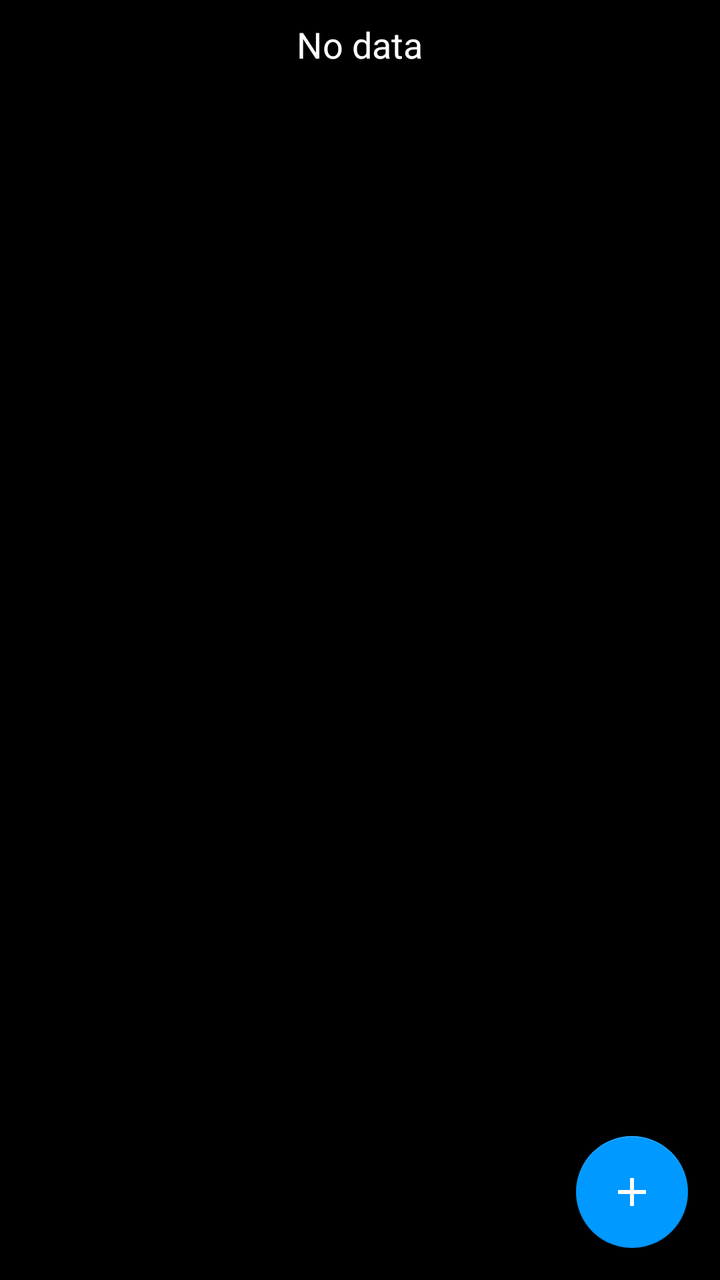
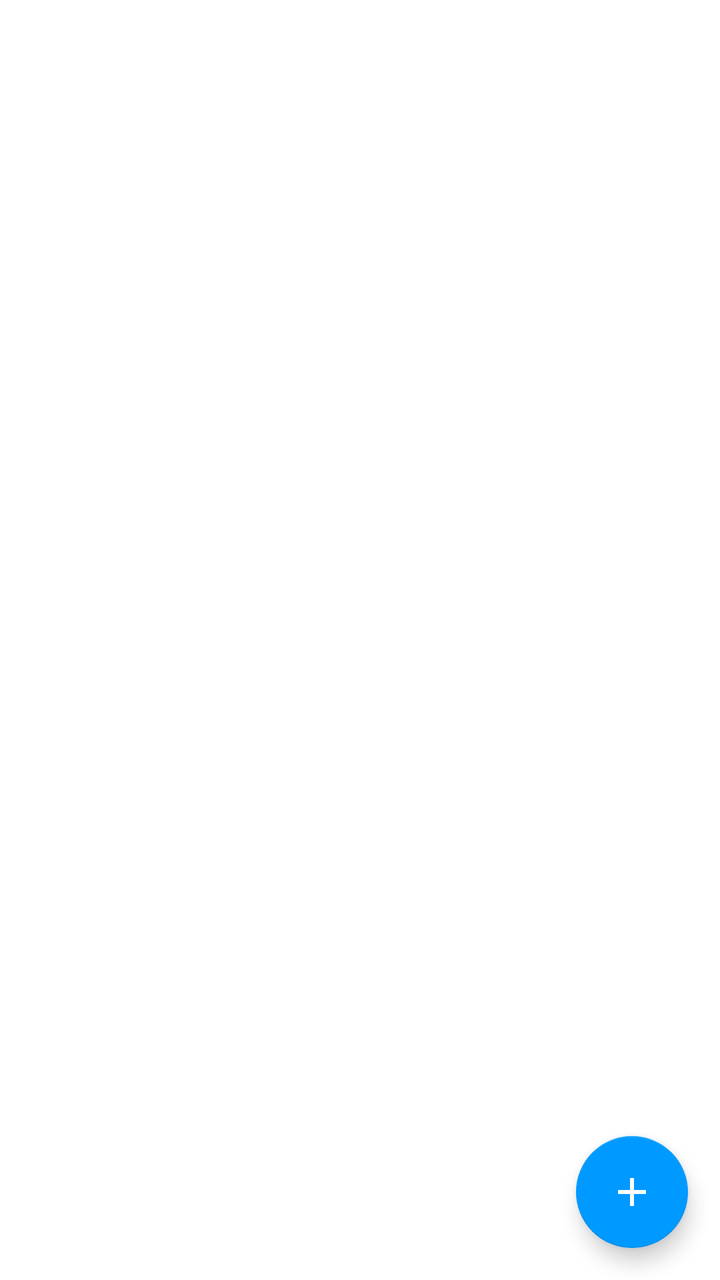

Compare the two renders of this Android layout. The source of the first and the diff that turns it into the second are given below.
<!-- AndroidManifest.xml: application theme AppTheme -->
<!-- res/layout/fragment_apps_list.xml -->
<?xml version="1.0" encoding="utf-8"?>
<FrameLayout xmlns:android="http://schemas.android.com/apk/res/android"
    xmlns:app="http://schemas.android.com/apk/res-auto"
    android:layout_width="match_parent"
    android:layout_height="match_parent"
    android:background="@android:color/black">

    <GridView
        android:id="@+id/list"
        android:layout_width="match_parent"
        android:layout_height="match_parent"
        android:clipToPadding="false"
        android:horizontalSpacing="4dp"
        android:numColumns="4"
        android:paddingStart="6dp"
        android:paddingTop="8dp"
        android:paddingEnd="6dp"
        android:paddingBottom="88dp"
        android:scrollbars="none"
        android:stretchMode="columnWidth"
        android:verticalSpacing="14dp" />

    <TextView
        android:id="@+id/empty"
        android:layout_width="wrap_content"
        android:layout_height="wrap_content"
        android:layout_gravity="center_horizontal"
        android:layout_marginTop="10dp"
        android:text="@string/no_data_for_display"
        android:textColor="@android:color/white"
        android:textSize="18sp" />

    <com.google.android.material.floatingactionbutton.FloatingActionButton
        android:id="@+id/floating_action_button"
        android:layout_width="wrap_content"
        android:layout_height="wrap_content"
        android:layout_gravity="end|bottom"
        android:layout_margin="16dp"
        app:srcCompat="@drawable/ic_add_white" />
</FrameLayout>
<!-- resources referenced by this layout -->
<resources>
  <string name="no_data_for_display">No data</string>
  <style name="AppTheme" parent="Theme.AppCompat">
          <item name="colorPrimary">@color/primary</item>
          <item name="colorPrimaryDark">@color/primary_dark</item>
          <item name="colorAccent">@color/accent</item>
          <item name="preferenceTheme">@style/PreferenceThemeOverlay</item>
          <item name="android:colorBackground">@color/background</item>
          <item name="android:windowBackground">?android:colorBackground</item>
          <item name="buttonStyle">@style/ButtonStyle</item>
          <item name="actionBarStyle">@style/Widget.AppTheme.ActionBar</item>
          <item name="android:statusBarColor">@android:color/black</item>
          <item name="android:navigationBarColor">@android:color/black</item>
          <item name="bg_config_card">@drawable/bg_config_card</item>
          <item name="textColorPrimary">@color/text_primary</item>
          <item name="textColorSecondary">@color/text_secondary</item>
          <item name="android:forceDarkAllowed" tools:targetApi="q">false</item>
      </style>
  <color name="primary">#000000</color>
  <color name="primary_dark">#000000</color>
  <color name="accent">#0099ff</color>
  <color name="background">#000000</color>
  <style name="ButtonStyle" parent="Widget.AppCompat.Button.Colored">
          <item name="android:minHeight">38dp</item>
          <item name="android:paddingLeft">6dp</item>
          <item name="android:paddingRight">6dp</item>
          <item name="android:elevation" tools:targetApi="lollipop">1dp</item>
          <item name="android:background">@drawable/bg_button</item>
      </style>
  <!-- drawable bg_config_card (drawable) -->
  <?xml version="1.0" encoding="utf-8"?>
  <shape xmlns:android="http://schemas.android.com/apk/res/android"
      android:shape="rectangle">
      <solid android:color="@color/config_card" />
      <corners android:radius="6dp" />
      <stroke android:width="1dp" android:color="@color/accent" />
  </shape>
  <color name="text_primary">#ffffff</color>
  <color name="text_secondary">#dedede</color>
  <color name="config_card">#0d0d0d</color>
  <color name="btn_bg_pressed">#005D8C</color>
  <color name="btn_bg_normal">#0099ff</color>
  <!-- unchanged entries left out for length: 3 -->
</resources>

<!-- the commit's change to res/layout/fragment_apps_list.xml (unified diff, before → after) -->
@@ -2,8 +2,7 @@
 <FrameLayout xmlns:android="http://schemas.android.com/apk/res/android"
     xmlns:app="http://schemas.android.com/apk/res-auto"
     android:layout_width="match_parent"
-    android:layout_height="match_parent"
-    android:background="@android:color/black">
+    android:layout_height="match_parent">
 
     <GridView
         android:id="@+id/list"
<!-- resource entries referenced after the edit -->
@@ -7,8 +7,15 @@
           <item name="colorAccent">@color/accent</item>
           <item name="preferenceTheme">@style/PreferenceThemeOverlay</item>
           <item name="android:colorBackground">@color/background</item>
-          <item name="android:windowBackground">?android:colorBackground</item>
           <item name="buttonStyle">@style/ButtonStyle</item>
+          <item name="viewInflaterClass">ru.playsoftware.j2meloader.base.ApexmeViewInflater</item>
+          <item name="android:textViewStyle">@style/Widget.AppTheme.TextView</item>
+          <item name="android:windowBackground">@drawable/apex_app_bg</item>
+          <item name="alertDialogTheme">@style/Apex.AlertDialogTheme</item>
+          <item name="dialogTheme">@style/Apex.DialogTheme</item>
+          <item name="android:listSelector">@drawable/apex_pressed</item>
+          <item name="selectableItemBackground">@drawable/apex_pressed</item>
+          <item name="android:selectableItemBackground">@drawable/apex_pressed</item>
           <item name="actionBarStyle">@style/Widget.AppTheme.ActionBar</item>
           <item name="android:statusBarColor">@android:color/black</item>
           <item name="android:navigationBarColor">@android:color/black</item>
@@ -23,11 +30,29 @@
   <color name="background">#000000</color>
   <style name="ButtonStyle" parent="Widget.AppCompat.Button.Colored">
           <item name="android:minHeight">38dp</item>
+          <item name="android:textStyle">bold|italic</item>
           <item name="android:paddingLeft">6dp</item>
           <item name="android:paddingRight">6dp</item>
           <item name="android:elevation" tools:targetApi="lollipop">1dp</item>
           <item name="android:background">@drawable/bg_button</item>
       </style>
+  <style name="Widget.AppTheme.TextView" parent="Widget.AppCompat.TextView">
+          <item name="android:textStyle">bold|italic</item>
+      </style>
+  <!-- drawable apex_app_bg (drawable) -->
+  <?xml version="1.0" encoding="utf-8"?>
+  <drawable xmlns:android="http://schemas.android.com/apk/res/android"
+      class="ru.playsoftware.j2meloader.theme.ApexAppBackground" />
+  <style name="Apex.AlertDialogTheme" parent="Theme.AppCompat.Dialog.Alert">
+          <item name="android:windowBackground">@drawable/apex_window_bg</item>
+      </style>
+  <style name="Apex.DialogTheme" parent="Theme.AppCompat.Dialog">
+          <item name="android:windowBackground">@drawable/apex_window_bg</item>
+      </style>
+  <!-- drawable apex_pressed (drawable) -->
+  <?xml version="1.0" encoding="utf-8"?>
+  <drawable xmlns:android="http://schemas.android.com/apk/res/android"
+      class="ru.playsoftware.j2meloader.theme.ApexPressedDrawable" />
   <!-- drawable bg_config_card (drawable) -->
   <?xml version="1.0" encoding="utf-8"?>
   <shape xmlns:android="http://schemas.android.com/apk/res/android"
@@ -38,6 +63,10 @@
   </shape>
   <color name="text_primary">#ffffff</color>
   <color name="text_secondary">#dedede</color>
+  <!-- drawable apex_window_bg (drawable) -->
+  <?xml version="1.0" encoding="utf-8"?>
+  <drawable xmlns:android="http://schemas.android.com/apk/res/android"
+      class="ru.playsoftware.j2meloader.theme.ApexWindowBackground" />
   <color name="config_card">#0d0d0d</color>
   <color name="btn_bg_pressed">#005D8C</color>
   <color name="btn_bg_normal">#0099ff</color>
